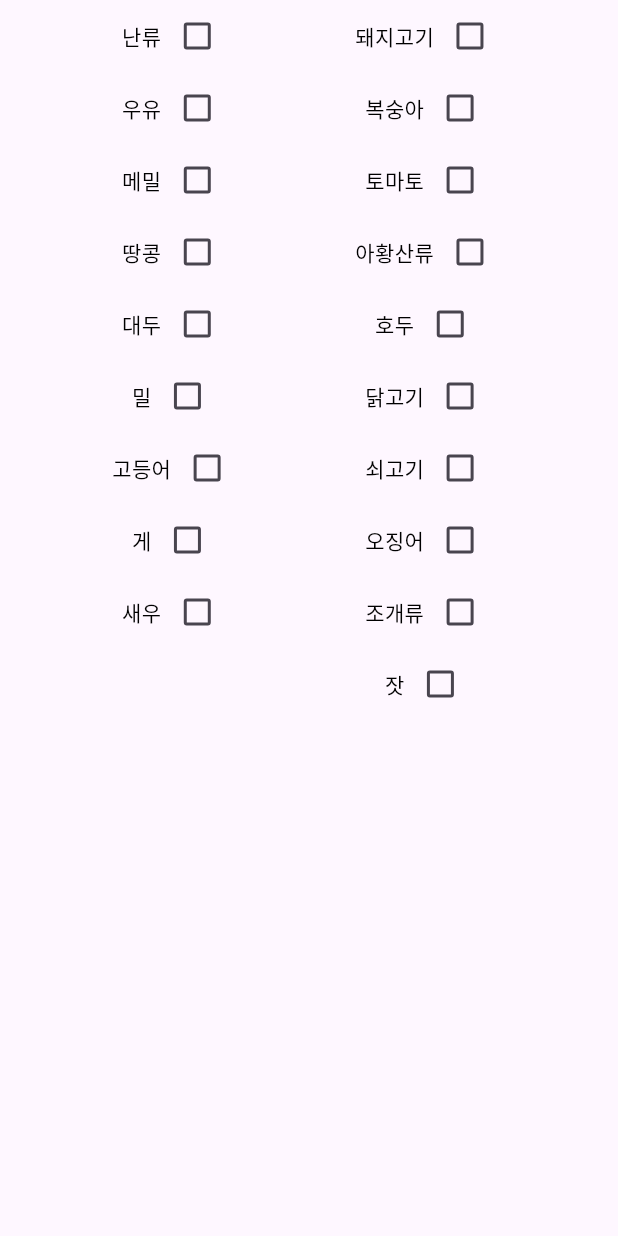
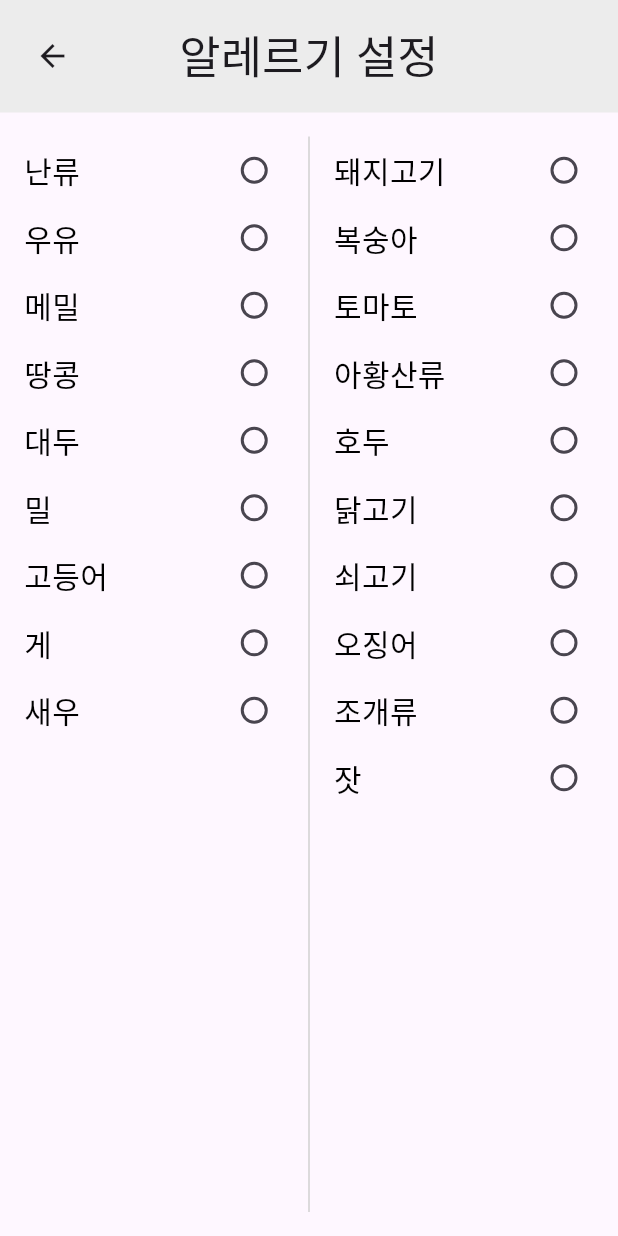
Before and after one commit to oshs-17th-sc-dep-of-ai/urban-fishstick, a Flutter app: the AllergyPageWidget screen opened directly, on a phone screen of 412 x 824 dp. Run offline on Flutter 3.47's test engine with Material 3 defaults, Android fonts, the phone set to English and light mode, and no system bars; our stand-ins replace flutter_local_notifications; network calls fail.

Commit message:
디자인 변경

```diff
--- a/frontend/lib/page/allergy.dart
+++ b/frontend/lib/page/allergy.dart
@@ -37,20 +37,29 @@ class _MyWidgetState extends State<AllergyPageWidget> {
   Widget buildCheckbox(int index) {
     return Row(
       children: [
-        Text(
+        Expanded(
+          child: Padding(
+            padding: const EdgeInsets.symmetric(vertical: 8.0),
+            child: Text(
               text[index],
-          style: TextStyle(color: Colors.black),
+              style: TextStyle(
+                color: Colors.black,
+                fontSize: 20,
+              ),
+            ),
+          ),
         ),
         Checkbox(
-          activeColor: Colors.white,
-          checkColor: Colors.red,
+            activeColor: Colors.blue,
+            checkColor: Colors.white,
             value: allergy[index],
             onChanged: (value) {
               setState(() {
                 allergy[index] = !allergy[index];
               });
             },
-        ),
+            materialTapTargetSize: MaterialTapTargetSize.shrinkWrap,
+            shape: CircleBorder()),
       ],
     );
   }
@@ -67,12 +76,32 @@ class _MyWidgetState extends State<AllergyPageWidget> {
   @override
   Widget build(BuildContext context) {
     return Scaffold(
-      body: Row(
-        mainAxisAlignment: MainAxisAlignment.spaceEvenly,
+      appBar: AppBar(
+        backgroundColor: Color.fromARGB(255, 236, 236, 236),
+        title: Text(
+          '알레르기 설정',
+          style: TextStyle(fontSize: 30),
+        ),
+        centerTitle: true,
+        toolbarHeight: 75,
+        leadingWidth: 70,
+      ),
+      body: Padding(
+        padding: const EdgeInsets.all(16.0),
+        child: Row(
           children: [
-          buildColumn(0, 8),
-          buildColumn(9, 18),
+            Expanded(
+              child: buildColumn(0, 8),
+            ),
+            const SizedBox(width: 16),
+            const VerticalDivider(
+                color: Color.fromARGB(255, 209, 209, 209), width: 1),
+            const SizedBox(width: 16),
+            Expanded(
+              child: buildColumn(9, 18),
+            ),
           ],
+        ),
       ),
     );
   }
```
Lines whose indentation alone changed are shown as unchanged.
